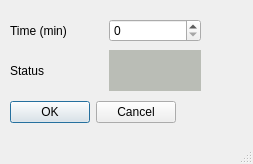
This is mainwindow.ui in tedalias/repetitive_timer as Qt 5 draws it before an edit. The edited form follows.
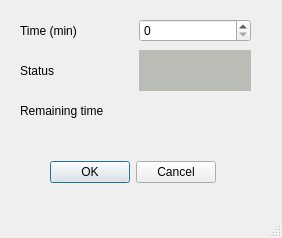
This is the edited form.

Commit message: Add remaining time label

```diff
--- a/mainwindow.ui
+++ b/mainwindow.ui
@@ -2,24 +2,21 @@
 <ui version="4.0">
  <class>MainWindow</class>
  <widget class="QMainWindow" name="MainWindow">
+  <property name="enabled">
+   <bool>true</bool>
+  </property>
   <property name="geometry">
    <rect>
     <x>0</x>
     <y>0</y>
-    <width>253</width>
-    <height>164</height>
+    <width>282</width>
+    <height>238</height>
    </rect>
   </property>
   <property name="minimumSize">
    <size>
-    <width>253</width>
-    <height>164</height>
-   </size>
-  </property>
-  <property name="maximumSize">
-   <size>
-    <width>253</width>
-    <height>164</height>
+    <width>282</width>
+    <height>238</height>
    </size>
   </property>
   <property name="windowTitle">
@@ -32,8 +29,8 @@
    <widget class="QDialogButtonBox" name="buttonBox">
     <property name="geometry">
      <rect>
-      <x>10</x>
-      <y>100</y>
+      <x>50</x>
+      <y>160</y>
       <width>166</width>
       <height>25</height>
      </rect>
@@ -45,9 +42,9 @@
    <widget class="QWidget" name="horizontalLayoutWidget">
     <property name="geometry">
      <rect>
-      <x>10</x>
+      <x>20</x>
       <y>10</y>
-      <width>191</width>
+      <width>231</width>
       <height>41</height>
      </rect>
     </property>
@@ -73,9 +70,9 @@
    <widget class="QWidget" name="horizontalLayoutWidget_2">
     <property name="geometry">
      <rect>
-      <x>10</x>
+      <x>20</x>
       <y>50</y>
-      <width>191</width>
+      <width>231</width>
       <height>41</height>
      </rect>
     </property>
@@ -102,6 +99,32 @@
      </item>
     </layout>
    </widget>
+   <widget class="QWidget" name="horizontalLayoutWidget_3">
+    <property name="geometry">
+     <rect>
+      <x>20</x>
+      <y>90</y>
+      <width>231</width>
+      <height>41</height>
+     </rect>
+    </property>
+    <layout class="QHBoxLayout" name="horizontalLayout_3">
+     <item>
+      <widget class="QLabel" name="label_4">
+       <property name="text">
+        <string>Remaining time</string>
+       </property>
+      </widget>
+     </item>
+     <item>
+      <widget class="QLabel" name="mRemainingTimeLabel">
+       <property name="text">
+        <string/>
+       </property>
+      </widget>
+     </item>
+    </layout>
+   </widget>
   </widget>
   <widget class="QMenuBar" name="menubar">
    <property name="geometry">
```
Left out of the diff: 2 changed lines with no effect on the pictures. The commit also changes 2 other files.
